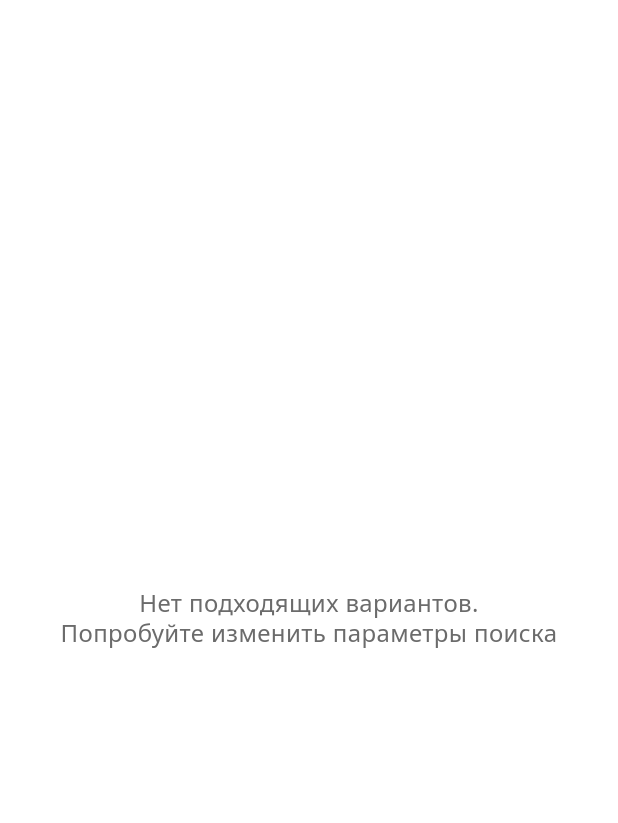
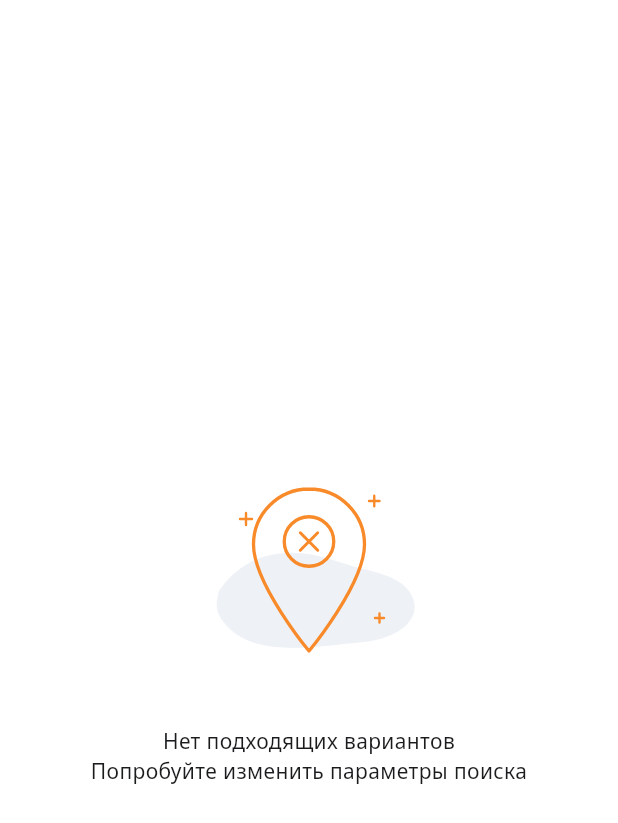
Before and after one commit to datanalist/booking, a Flutter app: the _ListingResults widget shown alone on an empty page, opened directly with empty values, on a phone screen of 412 x 824 dp. Shown: the top 823 px of the screen. Run offline on Flutter 3.47's test engine with Material 3 defaults, Android fonts, the phone set to English and light mode, and no system bars; our stand-ins replace flutter_map, flutter_svg, latlong2; missing offline and left inert: vector_map_tiles, vector_tile_renderer.

Commit message:
Show a no-matches empty state for search and map filters.
Co-authored-by: Cursor <cursoragent@cursor.com>

```diff
--- a/lib/screens/search/search_screen.dart
+++ b/lib/screens/search/search_screen.dart
@@ -34,6 +34,8 @@ class _SearchScreenState extends State<SearchScreen> {
   bool get _hasQuery => _query.isActive;
 
   bool get _hasCriteria => _hasQuery || _filters.isActive;
+
+  bool get _showNoMatches => _hasCriteria && _visible.isEmpty;
 
   List<SearchListing> get _visible {
     final query = _normalize(_query.city);
@@ -144,7 +146,10 @@ class _SearchScreenState extends State<SearchScreen> {
           child: ColoredBox(
             color: _showMap ? const Color(0xFFE8EEE4) : AppColors.white,
             child: _showMap
-                ? SearchMapView(
+                ? Stack(
+                    fit: StackFit.expand,
+                    children: [
+                      SearchMapView(
                         listings: _visible,
                         selectedId: _selectedMapListingId,
                         onSelectPin: (id) {
@@ -166,6 +171,9 @@ class _SearchScreenState extends State<SearchScreen> {
                                   setState(() => _selectedMapListingId = null);
                                 },
                               ),
+                      ),
+                      if (_showNoMatches) const _NoMatches(asCard: true),
+                    ],
                   )
                 : (!_hasCriteria
                       ? _EmptySearch(onSearch: _openSearchQuery)
@@ -428,6 +436,74 @@ class _Chip extends StatelessWidget {
   }
 }
 
+class _NoMatches extends StatelessWidget {
+  const _NoMatches({this.asCard = false});
+
+  static const message =
+      'Нет подходящих вариантов\nПопробуйте изменить параметры поиска';
+
+  final bool asCard;
+
+  @override
+  Widget build(BuildContext context) {
+    final illustration = SvgPicture.asset(
+      'images/search/empty-no-matches.svg',
+      width: asCard ? 103 : 164,
+      height: asCard ? 100 : 160,
+    );
+    const text = Text(
+      message,
+      textAlign: TextAlign.center,
+      style: TextStyle(
+        fontFamily: AppTheme.fontFamily,
+        fontWeight: FontWeight.w400,
+        fontSize: 14,
+        height: 1.40,
+        color: Color(0xFF1A1B1C),
+      ),
+    );
+
+    if (!asCard) {
+      return Center(
+        child: Padding(
+          padding: const EdgeInsets.symmetric(horizontal: 24),
+          child: SizedBox(
+            width: 308,
+            child: Column(
+              mainAxisSize: MainAxisSize.min,
+              children: [illustration, const SizedBox(height: 24), text],
+            ),
+          ),
+        ),
+      );
+    }
+
+    return Align(
+      alignment: Alignment.bottomCenter,
+      child: Padding(
+        padding: const EdgeInsets.fromLTRB(24, 0, 24, 53),
+        child: SizedBox(
+          width: double.infinity,
+          child: DecoratedBox(
+            key: const ValueKey('no-matches-map-card'),
+            decoration: BoxDecoration(
+              color: AppColors.white,
+              borderRadius: BorderRadius.circular(12),
+            ),
+            child: Padding(
+              padding: const EdgeInsets.symmetric(vertical: 24),
+              child: Column(
+                mainAxisSize: MainAxisSize.min,
+                children: [illustration, const SizedBox(height: 24), text],
+              ),
+            ),
+          ),
+        ),
+      ),
+    );
+  }
+}
+
 class _ListingResults extends StatelessWidget {
   const _ListingResults({
     required this.listings,
@@ -446,22 +522,7 @@ class _ListingResults extends StatelessWidget {
   @override
   Widget build(BuildContext context) {
     if (listings.isEmpty) {
-      return const Center(
-        child: Padding(
-          padding: EdgeInsets.symmetric(horizontal: 24),
-          child: Text(
-            'Нет подходящих вариантов.\nПопробуйте изменить параметры поиска',
-            textAlign: TextAlign.center,
-            style: TextStyle(
-              fontFamily: AppTheme.fontFamily,
-              fontWeight: FontWeight.w400,
-              fontSize: 16,
-              height: 1.25,
-              color: AppColors.emptyHint,
-            ),
-          ),
-        ),
-      );
+      return const _NoMatches();
     }
 
     return ListView.separated(
```
Also changed, not shown: images/search/empty-no-matches.svg (added), 1 other file. Lines whose indentation alone changed are shown as unchanged.
